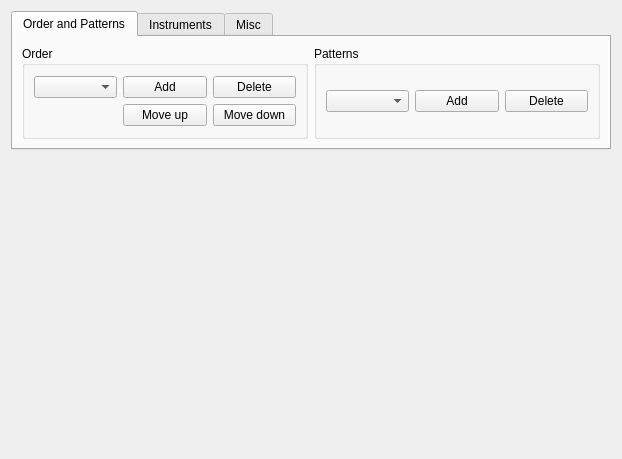
Qt form source/trsedocuments/formttredit.ui (leuat/TRSE) before a commit.
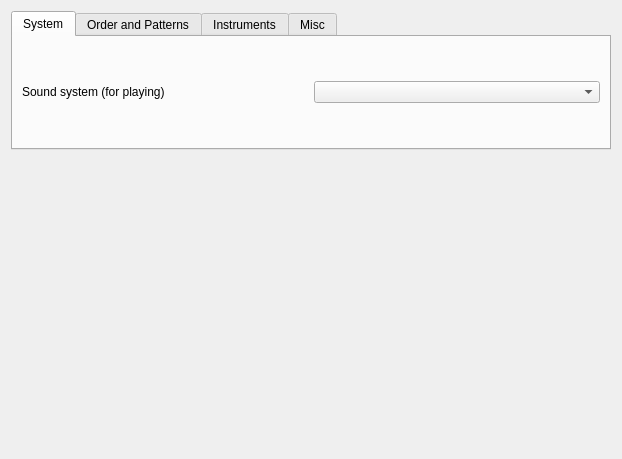
The same form after that commit. The open tabs and pages were chosen to show the change.

Patch:
```diff
--- a/source/trsedocuments/formttredit.ui
+++ b/source/trsedocuments/formttredit.ui
@@ -19,6 +19,27 @@
      <property name="currentIndex">
       <number>1</number>
      </property>
+     <widget class="QWidget" name="System">
+      <attribute name="title">
+       <string>System</string>
+      </attribute>
+      <layout class="QGridLayout" name="gridLayout_10">
+       <item row="0" column="0">
+        <layout class="QGridLayout" name="gridLayout_9">
+         <item row="0" column="0">
+          <widget class="QLabel" name="label">
+           <property name="text">
+            <string>Sound system (for playing)</string>
+           </property>
+          </widget>
+         </item>
+         <item row="0" column="1">
+          <widget class="QComboBox" name="cbmSystem"/>
+         </item>
+        </layout>
+       </item>
+      </layout>
+     </widget>
      <widget class="QWidget" name="tab">
       <attribute name="title">
        <string>Order and Patterns</string>
```
Left out of the diff: 4 changed lines with no effect on the pictures.
